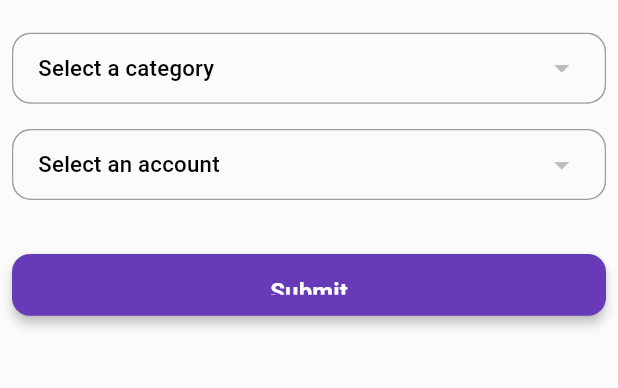
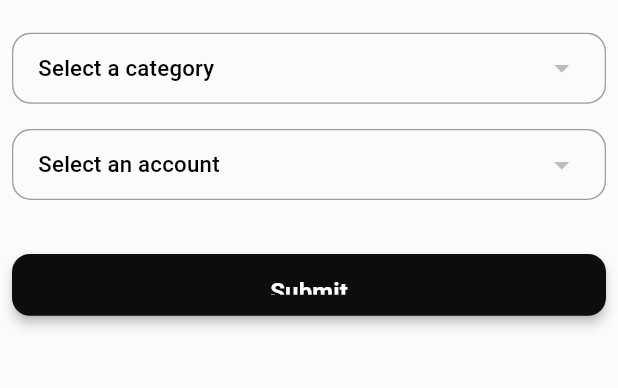
Before and after one commit to AbuShebin/Money-Manager, a Flutter app: the screen it shows after launch, after a tap on "Add", on a phone screen of 412 x 824 dp, the part 554-942 px from its top. Run offline on Flutter 3.47's test engine with Material 3 defaults, Android fonts, the phone set to English and light mode, and no system bars; drawn by our look-alikes of dropdown_button2; our stand-ins replace calendar_date_picker2, fl_chart, flutter_riverpod, flutter_slidable, hive, hive_flutter and 1 more; missing offline and left inert: day_navigator; accounts and stored records are empty; Roboto replaces fonts that are missing (Urbanist).

Commit message:
manage categories screen - listed all categories from db, category model updated with parent id

```diff
--- a/lib/core/common/widgets/custom_elevated_button.dart
+++ b/lib/core/common/widgets/custom_elevated_button.dart
@@ -17,7 +17,7 @@ class CustomElevatedButton extends StatelessWidget {
     required this.onPressed,
     required this.height,
     required this.width,
-    this.backgroundColor = Colors.deepPurple,
+    required this.backgroundColor,
     this.textColor = Colors.white,
     this.borderRadius = 12,
     this.padding = 14
--- /dev/null
+++ b/lib/core/constands/constands.dart
@@ -0,0 +1,17 @@
+class Constands {
+  String _currency = "\$";
+
+  void updateCurrency({required CurrencyType currencyType}) {
+    _currency = currencyType == CurrencyType.rupees
+        ? "₹"
+        : currencyType == CurrencyType.dollar
+            ? "\$"
+            : "€";
+  }
+
+  String get currency{
+    return _currency;
+  }
+}
+
+enum CurrencyType { rupees, dollar, euro }
--- a/lib/core/theme/app_theme.dart
+++ b/lib/core/theme/app_theme.dart
@@ -51,7 +51,6 @@ class Palette {
       iconTheme: IconThemeData(color: popBlack300),
       titleTextStyle: TextStyle(
         color: popBlack300,
-        fontFamily: 'Urbanist',
         fontWeight: FontWeight.w600,
         fontSize: 20,
       ),
--- a/lib/model/category/category_model.dart
+++ b/lib/model/category/category_model.dart
@@ -20,7 +20,8 @@ class CategoryModel {
   final bool isDeleted;
   @HiveField(3)
   final CategoryType type;
-//final double limit;
+  @HiveField(4)
+  final String? parentId;
 
 //constructer.
   CategoryModel({
@@ -28,6 +29,7 @@ class CategoryModel {
     required this.name,
     required this.type,
     this.isDeleted = false,
+    this.parentId
   });
   @override
   String toString() {
--- a/lib/screens/catagory/screen_catagory.dart
+++ b/lib/screens/catagory/screen_catagory.dart
@@ -27,9 +27,12 @@ class _Screen_catagoryState extends State<Screen_catagory>
       body: SafeArea(
         child: Column(
           children: [
-            TabBar(
+            Container(
+              color: Palette.popBlack500,
+              child: TabBar(
                 labelColor: Palette.popWhite500,
                 unselectedLabelColor: Palette.popWhite100,
+                indicatorColor: Palette.popWhite500,
                 controller: _tabcontroller,
                 tabs:const [
                   Tab(
@@ -39,6 +42,7 @@ class _Screen_catagoryState extends State<Screen_catagory>
                     text: 'EXPENSE',
                   ),
                 ],
+              ),
             ),
             Expanded(
               child: TabBarView(
--- a/lib/screens/transactions/Add_transaction.dart
+++ b/lib/screens/transactions/Add_transaction.dart
@@ -1,9 +1,9 @@
 import 'package:flutter/material.dart';
+import 'package:flutter/services.dart';
 import 'package:flutter_riverpod/flutter_riverpod.dart';
 import 'package:flutter_riverpod/legacy.dart';
 import 'package:hive/hive.dart';
 import 'package:money_management_app/core/common/widgets/customDropdown_common.dart';
-import 'package:money_management_app/core/common/widgets/custom_date_picker.dart';
 import 'package:money_management_app/core/common/widgets/custom_elevated_button.dart';
 import 'package:money_management_app/core/theme/app_theme.dart';
 import 'package:money_management_app/core/utilities/custom_snackBar.dart';
@@ -93,6 +93,8 @@ class _Add_transactionState extends State<Add_transaction> {
                   border: OutlineInputBorder(
                       borderSide: BorderSide(color: Colors.grey)),
                 ),
+                inputFormatters: [FilteringTextInputFormatter.digitsOnly],
+
               ),
             ),
 
@@ -240,7 +242,8 @@ class _Add_transactionState extends State<Add_transaction> {
                     savebutton(context, ref);
                   },
                   height: h * 0.05,
-                  width: w),
+                  width: w,
+                  backgroundColor: Palette.popBlack500,),
             )
           ],
         ),
--- a/lib/screens/transactions/Screen_transactions.dart
+++ b/lib/screens/transactions/Screen_transactions.dart
@@ -6,6 +6,7 @@ import 'package:flutter_slidable/flutter_slidable.dart';
 import 'package:hive_flutter/hive_flutter.dart';
 import 'package:intl/intl.dart';
 import 'package:money_management_app/core/common/global_variables.dart';
+import 'package:money_management_app/core/constands/constands.dart';
 import 'package:money_management_app/core/theme/app_theme.dart';
 import 'package:money_management_app/db/category/categor_db.dart';
 import 'package:money_management_app/db/transactions/transaction_db.dart';
@@ -106,7 +107,7 @@ class _Screen_transactionsState extends State<Screen_transactions> {
                     height: 10,
                   ),
                   Text(
-                    'Rs ${totalbalencefrmDB.round()}',
+                    '${Constands().currency} ${totalbalencefrmDB.round()}',
                     style: const TextStyle(
                         fontSize: 26.0,
                         fontWeight: FontWeight.w700,
@@ -210,6 +211,8 @@ class _Screen_transactionsState extends State<Screen_transactions> {
                         (state) => date,
                       );
                 },
+                textColor: Palette.popBlack500,
+                buttonColor: Palette.popBlack500,
               ),
             ),
             Consumer(
@@ -284,7 +287,7 @@ class _Screen_transactionsState extends State<Screen_transactions> {
                                       : Colors.red,
                             ),
                             title: Text(
-                              'Rs  ${_value.amount}',
+                              '${Constands().currency} ${_value.amount}',
                               style: const TextStyle(
                                 fontWeight: FontWeight.bold,
                               ),
```
Also changed, not shown: lib/features/accounts/screens/accounts_screen.dart (+13 -7 lines), lib/features/accounts/screens/add_account_screen.dart (+11 -3 lines), lib/features/categories/controller/categories_controller.dart (added, +18 -0 lines), lib/features/categories/provider/categories_provider.dart (added, +21 -0 lines), lib/features/categories/repository/categories_repository.dart (added, +22 -0 lines), lib/features/categories/screens/manage_categories.dart (added, +30 -0 lines), lib/features/settings/screens/settings_screen.dart (+8 -0 lines), lib/model/category/category_model.g.dart, pubspec.lock. Lines whose indentation alone changed are shown as unchanged.
